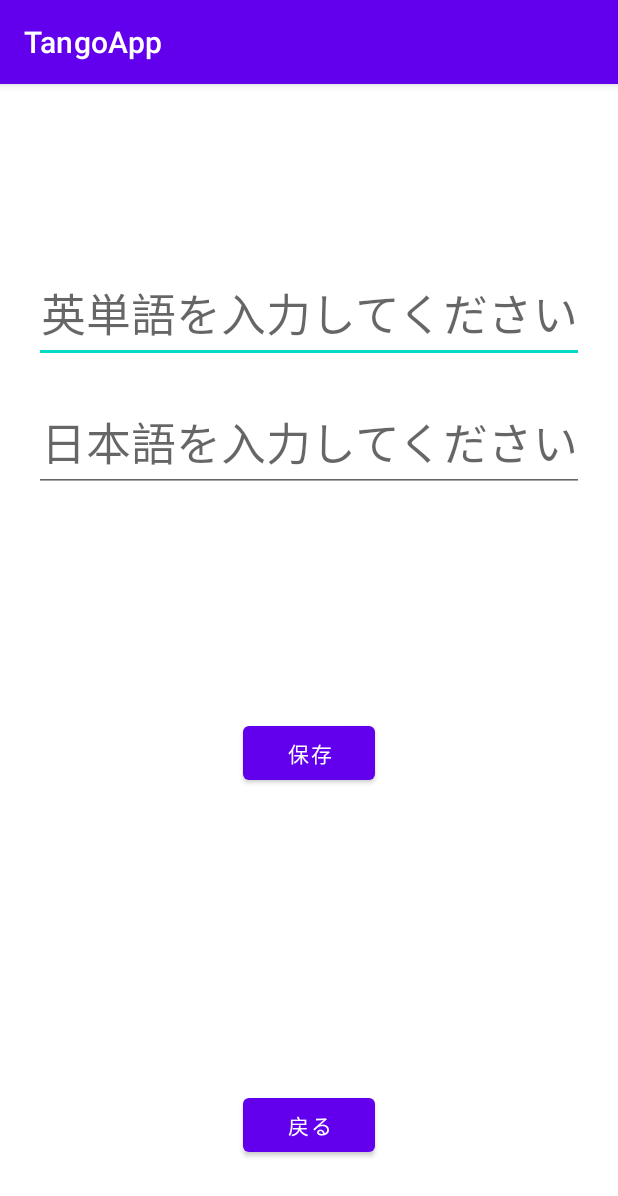
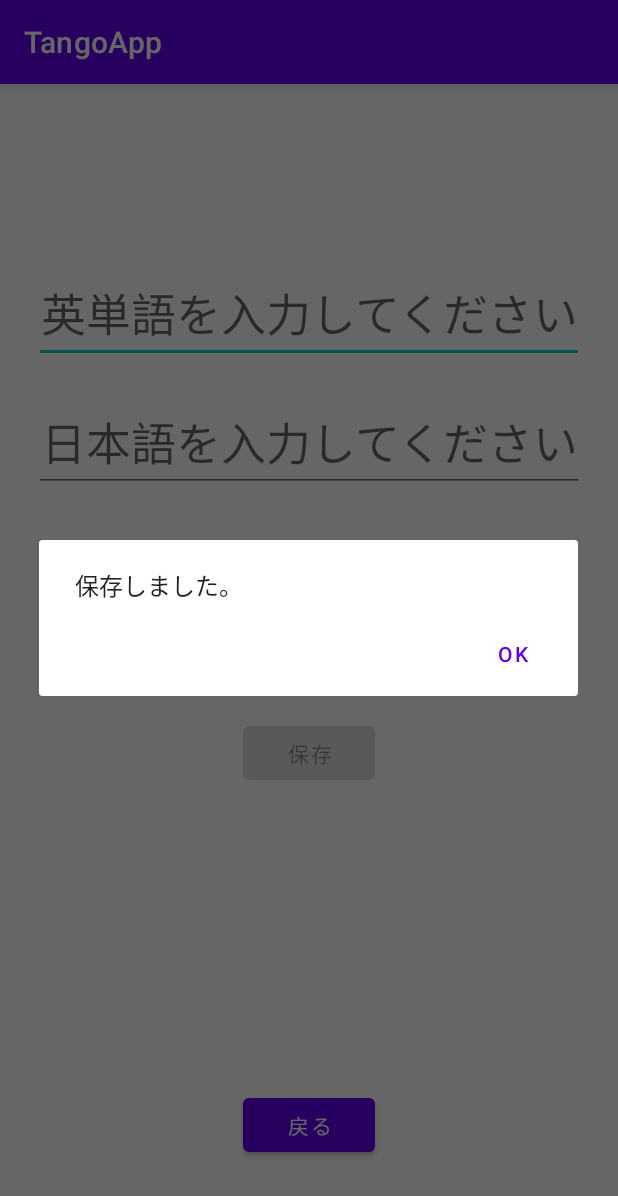
Before and after one commit to sakuradauverworld/Practice_Sakurada, an Android app: the WordAdditionActivity screen opened directly, with no data from a screen before it, after a tap on "保存", on a phone screen of 412 x 824 dp. Shown: the top 1196 px of the screen. Run offline under Robolectric (Android 15) with nearby library versions, the phone set to English and light mode, and no system bars.

Commit message:
保存ボタンが押された後、入力欄を空にして完了アラートを表示させる機能の実装

```diff
--- a/TangoApp/app/build.gradle
+++ b/TangoApp/app/build.gradle
@@ -41,6 +41,7 @@ dependencies {
     implementation 'com.google.android.material:material:1.5.0'
     implementation 'androidx.constraintlayout:constraintlayout:2.1.3'
     implementation 'androidx.preference:preference-ktx:1.1.1'
+    implementation 'androidx.legacy:legacy-support-v4:1.0.0'
     testImplementation 'junit:junit:4.+'
     androidTestImplementation 'androidx.test.ext:junit:1.1.3'
     androidTestImplementation 'androidx.test.espresso:espresso-core:3.4.0'
--- /dev/null
+++ b/TangoApp/app/src/main/java/com/example/tangoapp/SaveConfirmationFragment.kt
@@ -0,0 +1,37 @@
+package com.example.tangoapp
+
+import android.app.AlertDialog
+import android.app.Dialog
+import android.content.DialogInterface
+import android.os.Bundle
+import androidx.fragment.app.Fragment
+import android.view.LayoutInflater
+import android.view.View
+import android.view.ViewGroup
+import androidx.fragment.app.DialogFragment
+
+// TODO: Rename parameter arguments, choose names that match
+// the fragment initialization parameters, e.g. ARG_ITEM_NUMBER
+private const val ARG_PARAM1 = "param1"
+private const val ARG_PARAM2 = "param2"
+
+/**
+ * A simple [Fragment] subclass.
+ * Use the [SaveConfirmationFragment.newInstance] factory method to
+ * create an instance of this fragment.
+ */
+class SaveConfirmationFragment : DialogFragment() {
+    override fun onCreateDialog(savedInstanceState: Bundle?): Dialog {
+        return activity?.let {
+            // Use the Builder class for convenient dialog construction
+            val builder = AlertDialog.Builder(it)
+            builder.setMessage("保存しました。")
+                .setPositiveButton("OK",
+                    DialogInterface.OnClickListener { dialog, id ->
+                        // FIRE ZE MISSILES!
+                    })
+            // Create the AlertDialog object and return it
+            builder.create()
+        } ?: throw IllegalStateException("Activity cannot be null")
+    }
+}
--- a/TangoApp/app/src/main/java/com/example/tangoapp/WordAdditionActivity.kt
+++ b/TangoApp/app/src/main/java/com/example/tangoapp/WordAdditionActivity.kt
@@ -93,5 +93,11 @@ class WordAdditionActivity : AppCompatActivity() {
             putString("englishWordList", jsonEnglishWordList.toString())
             putString("japaneseWordList", jsonJapaneseWordList.toString())
         }
+
+        val a = SaveConfirmationFragment()
+        a.show(supportFragmentManager, "missiles")
+
+        binding.englishInput.text = null
+        binding.japaneseInput.text = null
     }
 }
--- a/TangoApp/app/src/main/res/values/strings.xml
+++ b/TangoApp/app/src/main/res/values/strings.xml
@@ -1,3 +1,5 @@
 <resources>
     <string name="app_name">TangoApp</string>
+    <!-- TODO: Remove or change this placeholder text -->
+    <string name="hello_blank_fragment">Hello blank fragment</string>
 </resources>
```
Also changed, not shown: TangoApp/app/src/main/res/layout/fragment_save_confirmation.xml (added, +14 -0 lines).
